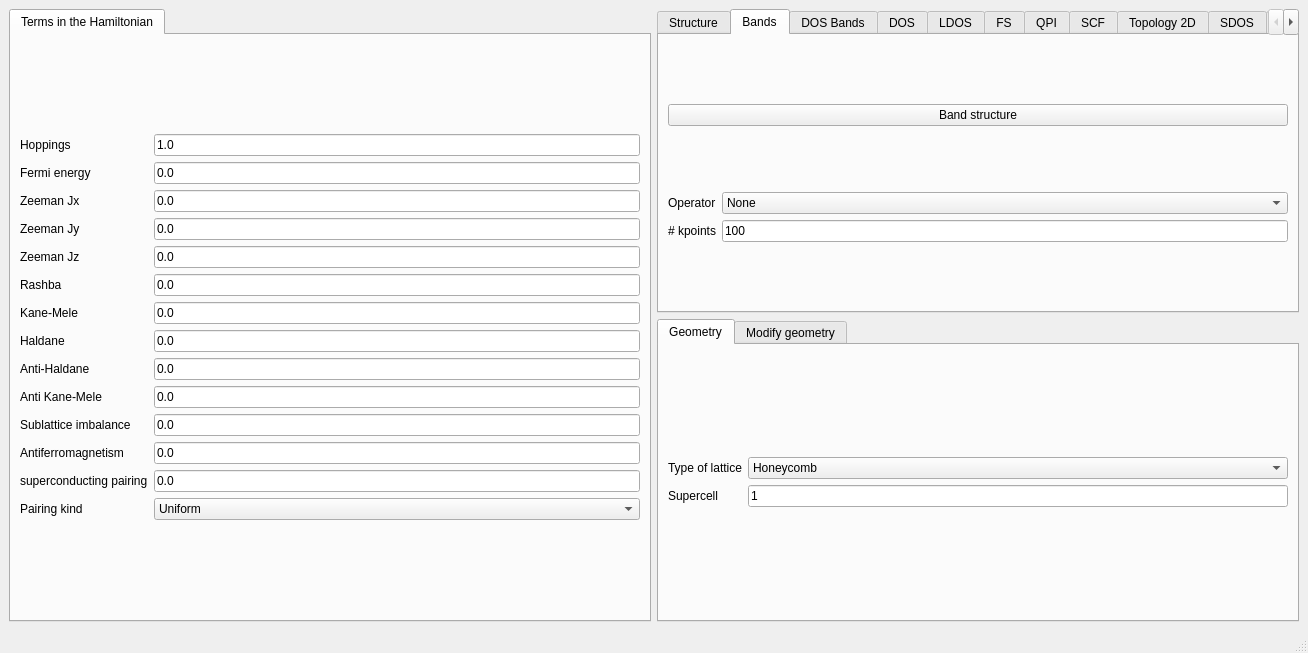
The window that interface-pyqt/2d/interface.ui (joselado/quantum-lattice) describes before a commit, drawn with Qt 5.
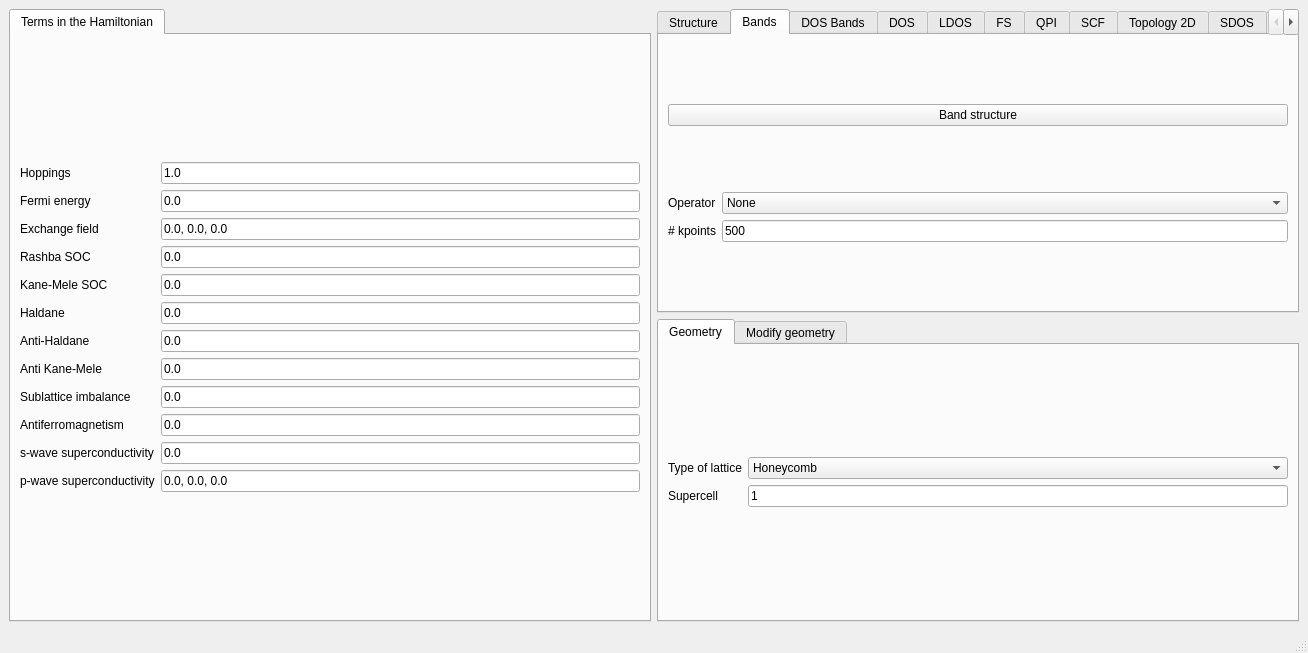
The same window after the commit. The open tabs and pages were chosen to show the change.

What changed in the file:
```diff
--- a/interface-pyqt/2d/interface.ui
+++ b/interface-pyqt/2d/interface.ui
@@ -27,48 +27,33 @@
        <layout class="QGridLayout" name="gridLayout_24">
         <item row="0" column="0">
          <layout class="QGridLayout" name="gridLayout">
-          <item row="13" column="1">
+          <item row="11" column="1">
            <widget class="QLineEdit" name="swave">
             <property name="text">
              <string>0.0</string>
             </property>
-           </widget>
-          </item>
-          <item row="5" column="1">
-           <widget class="QLineEdit" name="Bz">
             <property name="text">
              <string>0.0</string>
             </property>
            </widget>
           </item>
           <item row="3" column="1">
-           <widget class="QLineEdit" name="Bx">
-            <property name="text">
-             <string>0.0</string>
+           <widget class="QLineEdit" name="exchange">
+            <property name="toolTip">
+             <string>Exchange field in the system, taken as a vector with component Jx, Jy and Jz</string>
             </property>
-           </widget>
-          </item>
-          <item row="5" column="0">
-           <widget class="QLabel" name="label_5">
             <property name="text">
-             <string>Zeeman Jz</string>
+             <string>0.0, 0.0, 0.0</string>
             </property>
            </widget>
           </item>
-          <item row="11" column="1">
+          <item row="9" column="1">
            <widget class="QLineEdit" name="mAB">
             <property name="text">
              <string>0.0</string>
             </property>
            </widget>
           </item>
-          <item row="4" column="1">
-           <widget class="QLineEdit" name="By">
-            <property name="text">
-             <string>0.0</string>
-            </property>
-           </widget>
-          </item>
           <item row="2" column="0">
            <widget class="QLabel" name="label">
             <property name="text">
@@ -76,31 +61,31 @@
             </property>
            </widget>
           </item>
-          <item row="7" column="1">
+          <item row="5" column="1">
            <widget class="QLineEdit" name="kanemele">
             <property name="text">
              <string>0.0</string>
             </property>
            </widget>
           </item>
-          <item row="8" column="0">
+          <item row="6" column="0">
            <widget class="QLabel" name="label_24">
             <property name="text">
              <string>Haldane</string>
             </property>
            </widget>
           </item>
-          <item row="9" column="1">
+          <item row="7" column="1">
            <widget class="QLineEdit" name="antihaldane">
             <property name="text">
              <string>0.0</string>
             </property>
            </widget>
           </item>
-          <item row="13" column="0">
+          <item row="11" column="0">
            <widget class="QLabel" name="label_26">
             <property name="text">
-             <string>superconducting pairing</string>
+             <string>s-wave superconductivity</string>
             </property>
            </widget>
           </item>
@@ -114,126 +99,90 @@
             </property>
            </widget>
           </item>
-          <item row="6" column="1">
+          <item row="4" column="1">
            <widget class="QLineEdit" name="rashba">
             <property name="text">
              <string>0.0</string>
             </property>
            </widget>
           </item>
-          <item row="8" column="1">
+          <item row="6" column="1">
            <widget class="QLineEdit" name="haldane">
             <property name="text">
              <string>0.0</string>
             </property>
            </widget>
           </item>
-          <item row="12" column="1">
+          <item row="10" column="1">
            <widget class="QLineEdit" name="mAF">
             <property name="text">
              <string>0.0</string>
             </property>
            </widget>
           </item>
-          <item row="6" column="0">
+          <item row="4" column="0">
            <widget class="QLabel" name="label_10">
             <property name="text">
-             <string>Rashba</string>
+             <string>Rashba SOC</string>
             </property>
            </widget>
           </item>
-          <item row="7" column="0">
+          <item row="5" column="0">
            <widget class="QLabel" name="label_11">
             <property name="text">
-             <string>Kane-Mele</string>
+             <string>Kane-Mele SOC</string>
             </property>
            </widget>
           </item>
           <item row="3" column="0">
            <widget class="QLabel" name="label_3">
             <property name="text">
-             <string>Zeeman Jx</string>
+             <string>Exchange field</string>
             </property>
            </widget>
           </item>
-          <item row="4" column="0">
-           <widget class="QLabel" name="label_4">
-            <property name="text">
-             <string>Zeeman Jy</string>
-            </property>
-           </widget>
-          </item>
-          <item row="11" column="0">
+          <item row="9" column="0">
            <widget class="QLabel" name="label_12">
             <property name="text">
              <string>Sublattice imbalance</string>
             </property>
            </widget>
           </item>
-          <item row="12" column="0">
+          <item row="10" column="0">
            <widget class="QLabel" name="label_13">
             <property name="text">
              <string>Antiferromagnetism</string>
             </property>
            </widget>
           </item>
-          <item row="9" column="0">
+          <item row="7" column="0">
            <widget class="QLabel" name="label_25">
             <property name="text">
              <string>Anti-Haldane</string>
             </property>
            </widget>
           </item>
-          <item row="10" column="1">
+          <item row="8" column="1">
            <widget class="QLineEdit" name="antikanemele">
             <property name="text">
              <string>0.0</string>
             </property>
            </widget>
           </item>
-          <item row="10" column="0">
+          <item row="8" column="0">
            <widget class="QLabel" name="label_16">
             <property name="text">
              <string>Anti Kane-Mele</string>
             </property>
            </widget>
           </item>
-          <item row="14" column="0">
+          <item row="12" column="0">
            <widget class="QLabel" name="label_39">
             <property name="text">
-             <string>Pairing kind</string>
+             <string>p-wave superconductivity</string>
             </property>
            </widget>
           </item>
-          <item row="14" column="1">
-           <widget class="QComboBox" name="pairing_type">
-            <item>
-             <property name="text">
-              <string>Uniform</string>
-             </property>
-            </item>
-            <item>
-             <property name="text">
-              <string>One sublattice</string>
-             </property>
-            </item>
-            <item>
-             <property name="text">
-              <string>sigma_z</string>
-             </property>
-            </item>
-            <item>
-             <property name="text">
-              <string>Haldane</string>
-             </property>
-            </item>
-            <item>
-             <property name="text">
-              <string>AntiHaldane</string>
-             </property>
-            </item>
-           </widget>
-          </item>
           <item row="1" column="0">
            <widget class="QLabel" name="label_60">
             <property name="text">
@@ -251,6 +200,16 @@
             </property>
            </widget>
           </item>
+          <item row="12" column="1">
+           <widget class="QLineEdit" name="pwave">
+            <property name="toolTip">
+             <string>d-vector of the spin triplet order p-wave order. The momentum dependence is taken of the form px + i py</string>
+            </property>
+            <property name="text">
+             <string>0.0, 0.0, 0.0</string>
+            </property>
+           </widget>
+          </item>
          </layout>
         </item>
        </layout>
@@ -509,7 +468,7 @@
           <item row="1" column="1">
            <widget class="QLineEdit" name="nk_bands">
             <property name="text">
-             <string>100</string>
+             <string>500</string>
             </property>
            </widget>
           </item>
```
Left out of the diff: 6 changed lines with no effect on the pictures.
